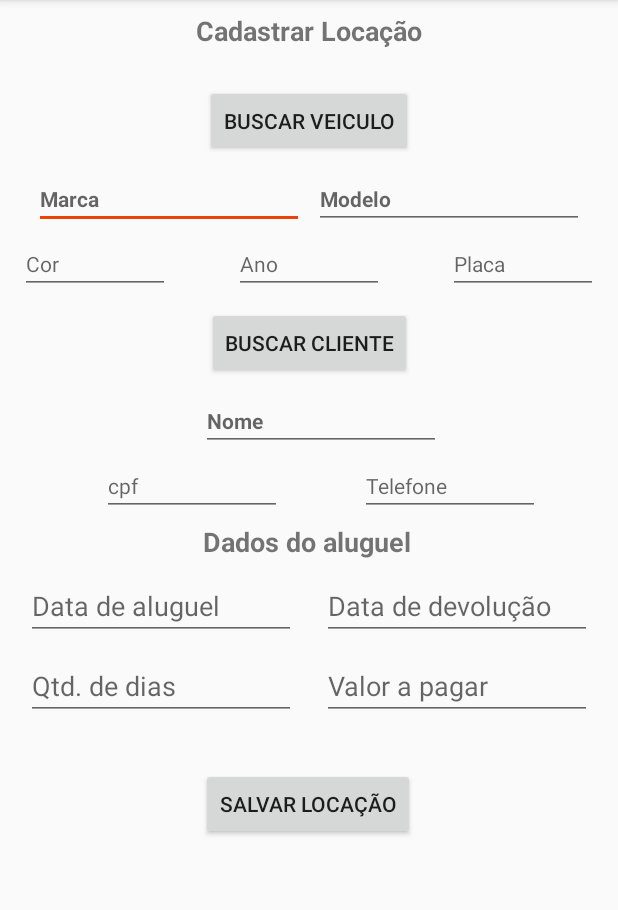
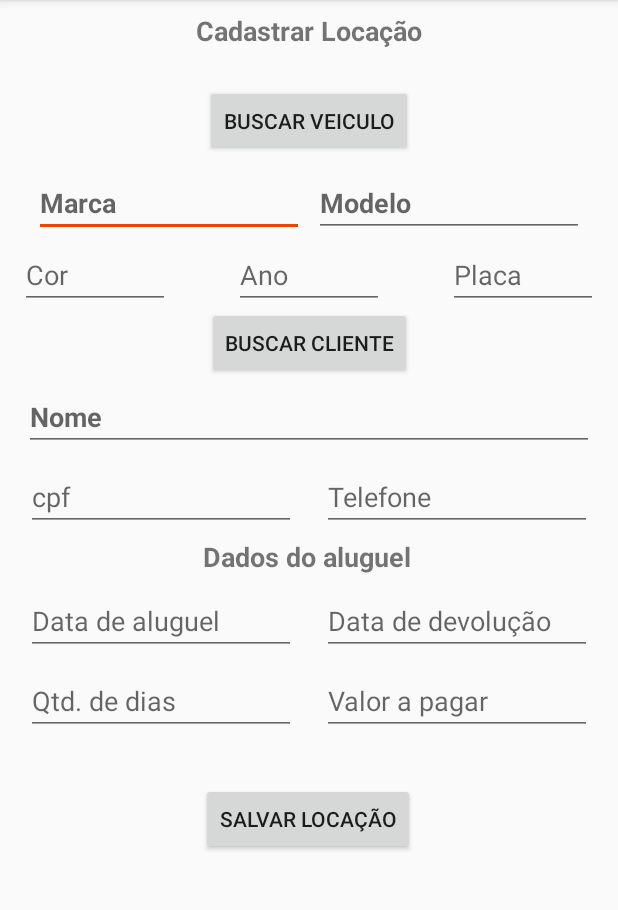
Before and after one commit to FlaviodosSantos/AluCar, an Android app: the Cadastrar_locacao screen opened directly, with no data from a screen before it, on a phone screen of 412 x 824 dp, the part 84-994 px from its top. Run offline under Robolectric (Android 15) with nearby library versions, the phone set to English and light mode, and no system bars.

Commit message:
resolvido o bug buscar cliente na tela de cadastro de locação

```diff
--- a/app/src/main/res/layout/activity_cadastrar_locacao.xml
+++ b/app/src/main/res/layout/activity_cadastrar_locacao.xml
@@ -65,7 +65,7 @@
                 android:ems="10"
                 android:hint="Modelo"
                 android:inputType="textPersonName"
-                android:textSize="14sp"
+                android:textSize="18sp"
                 android:textStyle="bold"
                 app:layout_constraintEnd_toEndOf="parent"
                 app:layout_constraintHorizontal_bias="0.5"
@@ -82,7 +82,7 @@
                 android:ems="10"
                 android:hint="Marca"
                 android:inputType="textPersonName"
-                android:textSize="14sp"
+                android:textSize="18sp"
                 android:textStyle="bold"
                 app:layout_constraintEnd_toStartOf="@+id/edit_modelo"
                 app:layout_constraintHorizontal_bias="0.5"
@@ -92,12 +92,12 @@
             <EditText
                 android:id="@+id/edit_cor"
                 android:layout_width="100dp"
-                android:layout_height="35dp"
+                android:layout_height="40dp"
                 android:layout_marginTop="8dp"
                 android:ems="10"
                 android:hint="Cor"
                 android:inputType="textPersonName"
-                android:textSize="14sp"
+                android:textSize="18sp"
                 app:layout_constraintEnd_toStartOf="@+id/edit_ano"
                 app:layout_constraintHorizontal_bias="0.5"
                 app:layout_constraintStart_toStartOf="parent"
@@ -106,13 +106,13 @@
             <EditText
                 android:id="@+id/edit_ano"
                 android:layout_width="100dp"
-                android:layout_height="35dp"
+                android:layout_height="40dp"
                 android:layout_marginStart="29dp"
                 android:layout_marginLeft="29dp"
                 android:ems="10"
                 android:hint="Ano"
                 android:inputType="textPersonName"
-                android:textSize="14sp"
+                android:textSize="18sp"
                 app:layout_constraintBottom_toBottomOf="@+id/edit_cor"
                 app:layout_constraintEnd_toStartOf="@+id/edit_placa"
                 app:layout_constraintHorizontal_bias="0.5"
@@ -122,13 +122,13 @@
             <EditText
                 android:id="@+id/edit_placa"
                 android:layout_width="100dp"
-                android:layout_height="35dp"
+                android:layout_height="40dp"
                 android:layout_marginStart="30dp"
                 android:layout_marginLeft="30dp"
                 android:ems="10"
                 android:hint="Placa"
                 android:inputType="textPersonName"
-                android:textSize="14sp"
+                android:textSize="18sp"
                 app:layout_constraintBottom_toBottomOf="@+id/edit_ano"
                 app:layout_constraintEnd_toEndOf="parent"
                 app:layout_constraintHorizontal_bias="0.5"
@@ -149,15 +149,17 @@
 
             <EditText
                 android:id="@+id/edit_nome"
-                android:layout_width="wrap_content"
-                android:layout_height="wrap_content"
+                android:layout_width="0dp"
+                android:layout_height="40dp"
                 android:layout_marginStart="16dp"
                 android:layout_marginLeft="16dp"
                 android:layout_marginTop="8dp"
+                android:layout_marginEnd="16dp"
+                android:layout_marginRight="16dp"
                 android:ems="10"
                 android:hint="Nome"
                 android:inputType="textPersonName"
-                android:textSize="14sp"
+                android:textSize="18sp"
                 android:textStyle="bold"
                 app:layout_constraintEnd_toEndOf="parent"
                 app:layout_constraintHorizontal_bias="0.5"
@@ -166,15 +168,15 @@
 
             <EditText
                 android:id="@+id/edit_cpf"
-                android:layout_width="120dp"
-                android:layout_height="35dp"
-                android:layout_marginStart="16dp"
-                android:layout_marginLeft="16dp"
+                android:layout_width="180dp"
+                android:layout_height="45dp"
+                android:layout_marginStart="8dp"
+                android:layout_marginLeft="8dp"
                 android:layout_marginTop="8dp"
                 android:ems="10"
                 android:hint="cpf"
                 android:inputType="textPersonName"
-                android:textSize="14sp"
+                android:textSize="18sp"
                 app:layout_constraintEnd_toStartOf="@+id/edit_telefone"
                 app:layout_constraintHorizontal_bias="0.5"
                 app:layout_constraintStart_toStartOf="parent"
@@ -182,13 +184,17 @@
 
             <EditText
                 android:id="@+id/edit_telefone"
-                android:layout_width="120dp"
-                android:layout_height="35dp"
+                android:layout_width="180dp"
+                android:layout_height="45dp"
+                android:layout_marginStart="8dp"
+                android:layout_marginLeft="8dp"
                 android:layout_marginTop="8dp"
+                android:layout_marginEnd="8dp"
+                android:layout_marginRight="8dp"
                 android:ems="10"
                 android:hint="Telefone"
                 android:inputType="textPersonName"
-                android:textSize="14sp"
+                android:textSize="18sp"
                 app:layout_constraintEnd_toEndOf="parent"
                 app:layout_constraintHorizontal_bias="0.5"
                 app:layout_constraintStart_toEndOf="@+id/edit_cpf"
@@ -198,7 +204,7 @@
                 android:id="@+id/textView8"
                 android:layout_width="wrap_content"
                 android:layout_height="wrap_content"
-                android:layout_marginTop="300dp"
+                android:layout_marginTop="310dp"
                 android:text="@string/dados_do_aluguel"
                 android:textSize="18sp"
                 android:textStyle="bold"
--- a/app/src/main/res/layout/activity_listar_clientes.xml
+++ b/app/src/main/res/layout/activity_listar_clientes.xml
@@ -25,13 +25,16 @@
     <ListView
         android:id="@+id/lista_cliente"
         android:layout_width="0dp"
-        android:layout_height="574dp"
+        android:layout_height="0dp"
         android:layout_marginStart="1dp"
         android:layout_marginLeft="1dp"
         android:layout_marginTop="8dp"
         android:layout_marginEnd="1dp"
         android:layout_marginRight="1dp"
+        android:scrollbars="vertical"
+        app:layout_constraintBottom_toBottomOf="parent"
         app:layout_constraintEnd_toEndOf="parent"
+        app:layout_constraintHorizontal_bias="0.0"
         app:layout_constraintStart_toStartOf="parent"
         app:layout_constraintTop_toBottomOf="@+id/textView" />
 </androidx.constraintlayout.widget.ConstraintLayout>
```
Also changed, not shown: app/src/main/AndroidManifest.xml (+5 -4 lines), app/src/main/java/com/example/AluCar/activity/Cadastrar_locacao.java (+26 -4 lines), app/src/main/java/com/example/AluCar/activity/ListarClientes.java (+7 -5 lines), 5 other files.
